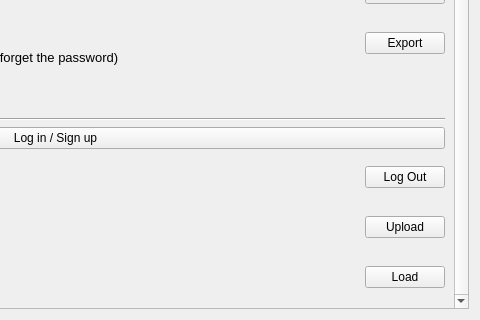
This is dialogs/settingsdialog.ui in commmrade/PasswordManager as Qt 5 draws it before an edit; both pictures show x 355 to 835 and y 361 to 681 of the 835 by 681 pixel window. The edited form follows.
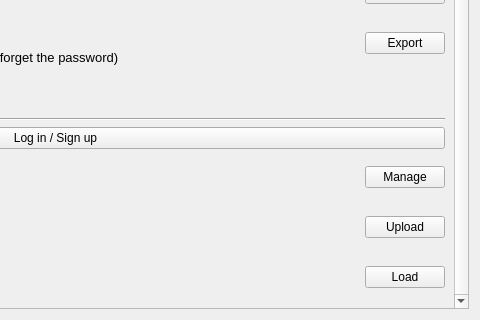
This is the edited form.

```diff
--- a/dialogs/settingsdialog.ui
+++ b/dialogs/settingsdialog.ui
@@ -544,7 +544,7 @@
             <bool>true</bool>
            </property>
            <property name="text">
-            <string>Log Out</string>
+            <string>Manage</string>
            </property>
           </widget>
          </item>
```
Left out of the diff: 2 changed lines with no effect on the pictures.
